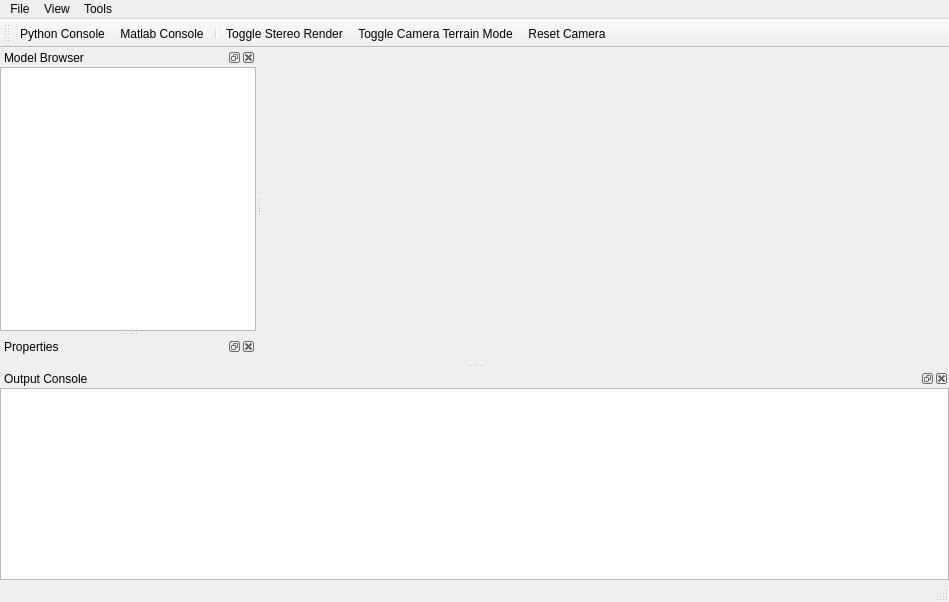
The window that src/app/ddMainWindow.ui (openhumanoids/oh-distro) describes before a commit, drawn with Qt 5.
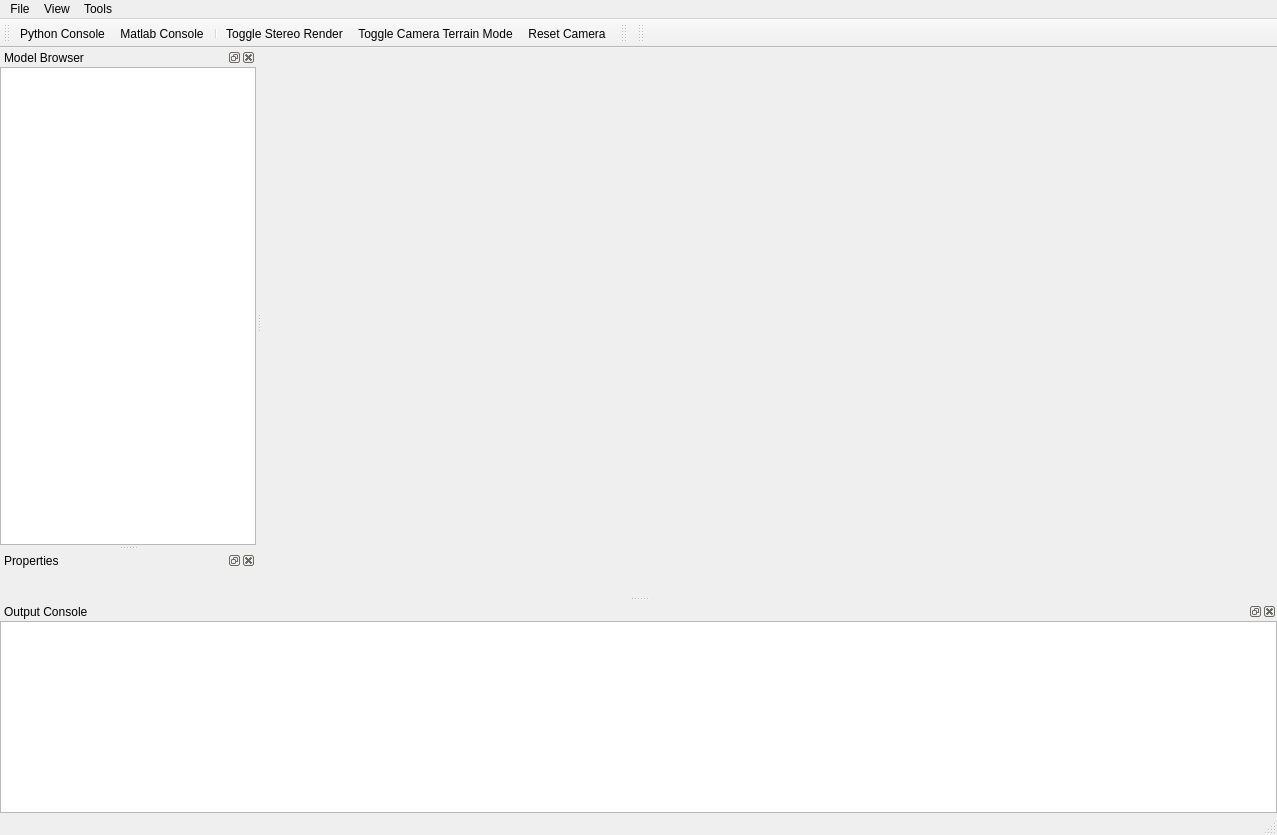
The same window after the commit. Icons and pictures are not drawn.

Diff of the .ui file:
```diff
--- a/src/app/ddMainWindow.ui
+++ b/src/app/ddMainWindow.ui
@@ -6,8 +6,8 @@
    <rect>
     <x>0</x>
     <y>0</y>
-    <width>949</width>
-    <height>602</height>
+    <width>1277</width>
+    <height>835</height>
    </rect>
   </property>
   <property name="windowTitle">
@@ -23,7 +23,7 @@
     <rect>
      <x>0</x>
      <y>0</y>
-     <width>949</width>
+     <width>1277</width>
      <height>25</height>
     </rect>
    </property>
@@ -133,6 +133,28 @@
     </layout>
    </widget>
   </widget>
+  <widget class="QToolBar" name="ViewToolBar">
+   <property name="windowTitle">
+    <string>View Actions</string>
+   </property>
+   <attribute name="toolBarArea">
+    <enum>TopToolBarArea</enum>
+   </attribute>
+   <attribute name="toolBarBreak">
+    <bool>false</bool>
+   </attribute>
+  </widget>
+  <widget class="QToolBar" name="MacrosToolBar">
+   <property name="windowTitle">
+    <string>Macros</string>
+   </property>
+   <attribute name="toolBarArea">
+    <enum>TopToolBarArea</enum>
+   </attribute>
+   <attribute name="toolBarBreak">
+    <bool>false</bool>
+   </attribute>
+  </widget>
   <action name="ActionQuit">
    <property name="text">
     <string>Quit</string>
```
